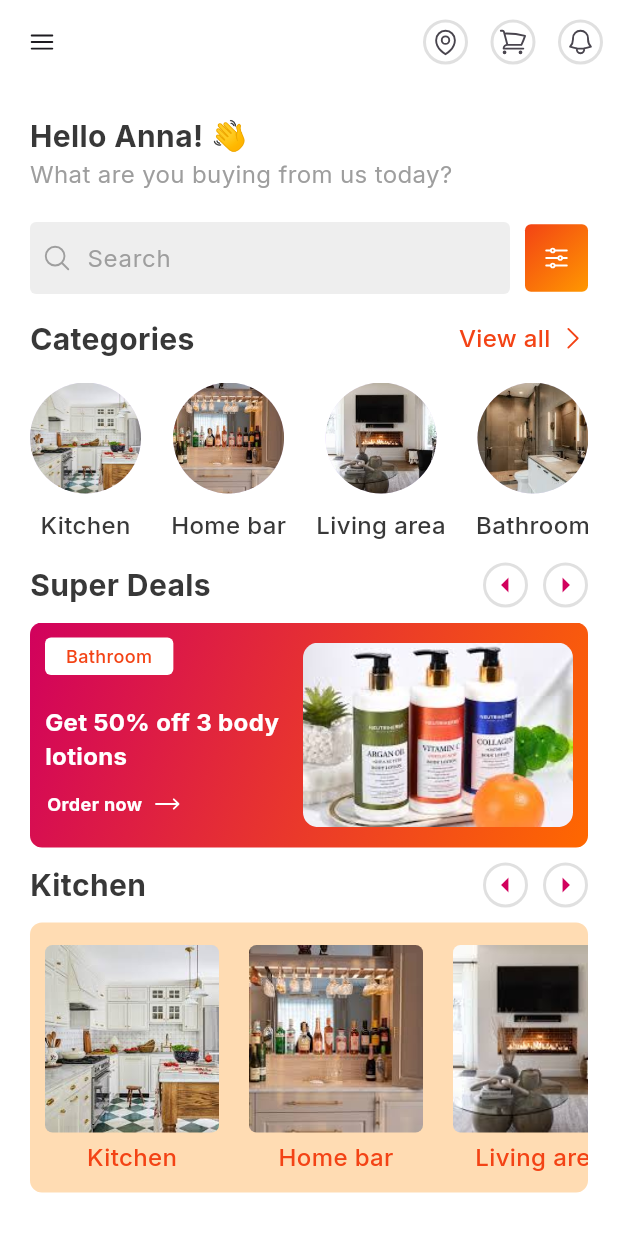
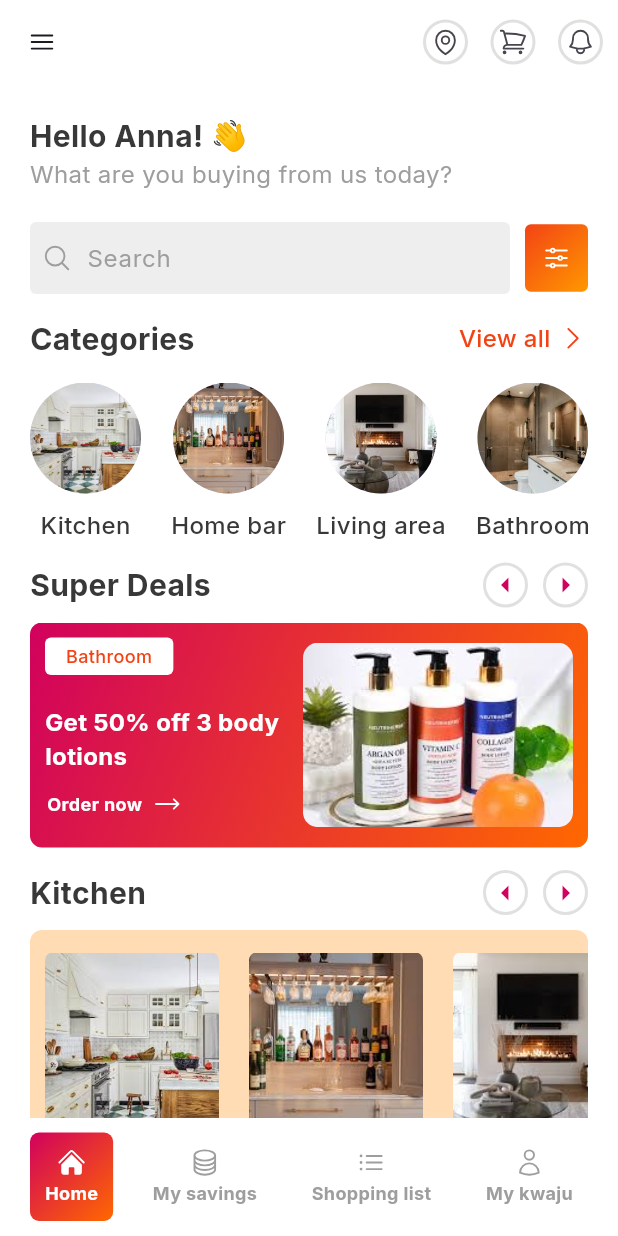
Before and after one commit to nalugala-vc/KwajuAfrica, a Flutter app: the screen it shows after launch, on a phone screen of 412 x 824 dp. Run offline on Flutter 3.47's test engine with Material 3 defaults, Android fonts, the phone set to English and light mode, and no system bars; our stand-ins replace get, google_fonts, heroicons.

Commit message:
Bottom nav bar

```diff
--- /dev/null
+++ b/lib/common/bottom_nav_bar.dart
@@ -0,0 +1,80 @@
+import 'package:flutter/material.dart';
+import 'package:heroicons/heroicons.dart';
+import 'package:kwajuafrica/utils/colors/app_colors.dart';
+import 'package:kwajuafrica/utils/fonts/inter.dart';
+import 'package:kwajuafrica/utils/spacers/spacers.dart';
+
+class BottomNavBar extends StatefulWidget {
+  const BottomNavBar({super.key});
+
+  @override
+  State<BottomNavBar> createState() => _BottomNavBarState();
+}
+
+class _BottomNavBarState extends State<BottomNavBar> {
+  int _currentIndex = 0;
+
+  @override
+  Widget build(BuildContext context) {
+    return Container(
+      height: 59,
+      margin: const EdgeInsets.symmetric(
+        horizontal: 20,
+        vertical: 10,
+      ),
+      child: Row(
+        mainAxisAlignment: MainAxisAlignment.spaceBetween,
+        children: [
+          _buildNavItem(HeroIcons.home, "Home", 0),
+          _buildNavItem(HeroIcons.circleStack, "My savings", 1),
+          _buildNavItem(
+            HeroIcons.listBullet,
+            'Shopping list',
+            2,
+          ),
+          _buildNavItem(HeroIcons.user, "My kwaju", 3),
+        ],
+      ),
+    );
+  }
+
+  Widget _buildNavItem(HeroIcons icon, String label, int index) {
+    final bool isActive = _currentIndex == index;
+    return GestureDetector(
+      onTap: () {
+        setState(() {
+          _currentIndex = index;
+        });
+      },
+      child: AnimatedContainer(
+          duration: const Duration(milliseconds: 300),
+          padding: const EdgeInsets.symmetric(horizontal: 10, vertical: 10),
+          decoration: BoxDecoration(
+            gradient: LinearGradient(
+              colors: isActive
+                  ? [const Color(0xFFD1015D), const Color(0xFFFF6800)]
+                  : [Colors.transparent, Colors.transparent],
+              begin: Alignment.topLeft,
+              end: Alignment.bottomRight,
+            ),
+            borderRadius: BorderRadius.circular(6),
+          ),
+          child: Column(
+            children: [
+              HeroIcon(
+                icon,
+                color: isActive ? AppColors.plainWhite : AppColors.grey400,
+                style: isActive ? HeroIconStyle.solid : HeroIconStyle.outline,
+                size: 20,
+              ),
+              spaceH2,
+              Inter(
+                text: label,
+                fontSize: 12,
+                textColor: isActive ? AppColors.plainWhite : AppColors.grey400,
+              )
+            ],
+          )),
+    );
+  }
+}
--- a/lib/screens/products.dart
+++ b/lib/screens/products.dart
@@ -1,6 +1,7 @@
 import 'package:flutter/material.dart';
 import 'package:heroicons/heroicons.dart';
 import 'package:kwajuafrica/common/app_bar.dart';
+import 'package:kwajuafrica/common/bottom_nav_bar.dart';
 import 'package:kwajuafrica/common/widgets/gradient_icon.dart';
 import 'package:kwajuafrica/common/widgets/search_widget.dart';
 import 'package:kwajuafrica/model/category.dart';
@@ -125,16 +126,31 @@ class _ProductsState extends State<Products> {
               ),
               spaceH10,
               ScrollableContainerWidget(),
-              spaceH10,
+              spaceH15,
               ScrollableContainerWithWidgets(
                 bgColor: AppColors.orange350.withOpacity(0.3),
                 items: categries,
                 title: 'Kitchen',
-              )
+              ),
+              spaceH15,
+              ScrollableContainerWithWidgets(
+                bgColor: AppColors.orange300.withOpacity(0.1),
+                items: categries,
+                textColor: AppColors.black,
+                title: 'Shower & Bath',
+              ),
+              spaceH15,
+              ScrollableContainerWithWidgets(
+                bgColor: AppColors.blue400.withOpacity(0.2),
+                items: categries,
+                textColor: AppColors.black,
+                title: 'Mom & Baby',
+              ),
             ],
           ),
         ),
       ),
+      bottomNavigationBar: const BottomNavBar(),
     );
   }
 }
--- a/lib/screens/widgets/scrollable_container_with_widgets.dart
+++ b/lib/screens/widgets/scrollable_container_with_widgets.dart
@@ -9,10 +9,12 @@ class ScrollableContainerWithWidgets extends StatefulWidget {
   final String title;
   final Color bgColor;
   final List<Category> items;
+  final Color textColor;
   const ScrollableContainerWithWidgets(
       {super.key,
       required this.bgColor,
       required this.items,
+      this.textColor = AppColors.orange500,
       required this.title});
 
   @override
@@ -81,7 +83,7 @@ class _ScrollableContainerWithWidgetsState
 
         // Horizontal scrolling text widgets
         Container(
-          padding: EdgeInsets.only(top: 15, left: 10),
+          padding: const EdgeInsets.only(top: 15, left: 10),
           width: double.infinity,
           decoration: BoxDecoration(
               color: widget.bgColor, borderRadius: BorderRadius.circular(8)),
@@ -116,7 +118,7 @@ class _ScrollableContainerWithWidgetsState
       spaceH5,
       Inter(
         text: text,
-        textColor: AppColors.orange500,
+        textColor: widget.textColor,
         fontSize: 16,
         fontWeight: FontWeight.w500,
       ),
--- a/lib/utils/colors/app_colors.dart
+++ b/lib/utils/colors/app_colors.dart
@@ -8,6 +8,7 @@ class AppColors {
   static const Color orange400 = Color(0XFFFF6800);
   static const Color orange500 = Color(0XFFF34315);
   static const Color orange700 = Color(0XFFD1015D);
+  static const Color blue400 = Color(0XFF00a7b5);
   static const Color grey40 = Color(0XFFF5F5F5);
   static const Color grey50 = Color(0XFFFBFBFB);
   static const Color grey100 = Color(0XFFF5F5F5);
```
